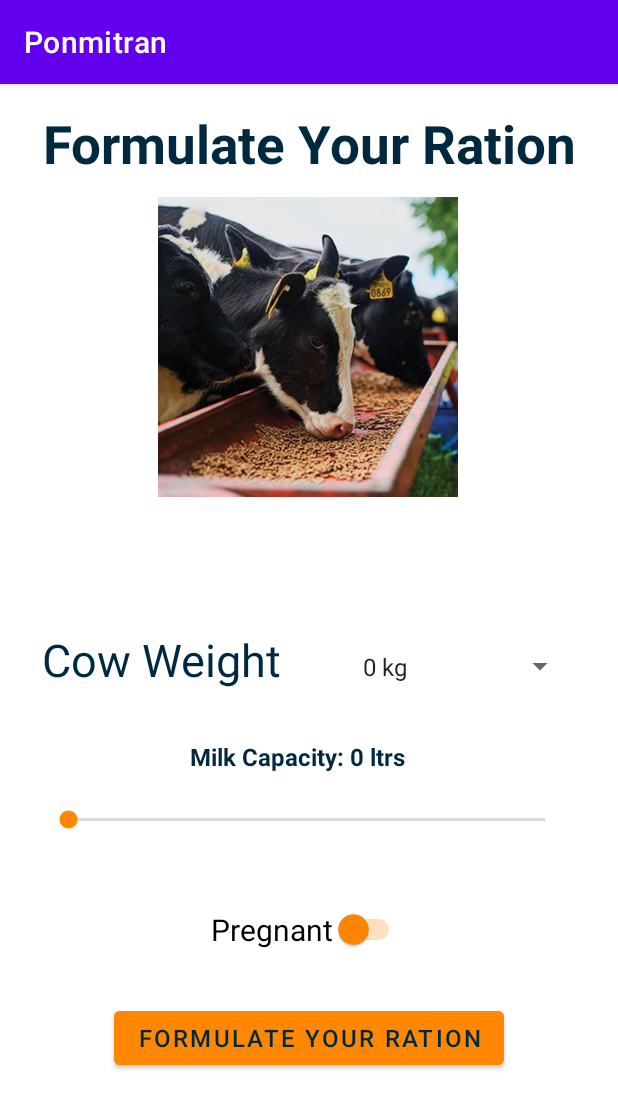
After one commit to Robinbinu/Ponmitran-app, an Android app: the Formulate screen opened directly, with no data from a screen before it, on a phone screen of 412 x 824 dp. The commit adds this screen. Shown: the top 1109 px of the screen. Run offline under Robolectric (Android 15) with nearby library versions, the phone set to English and light mode, and no system bars.

Commit message:
updated page and formulate

```diff
--- a/app/src/main/AndroidManifest.xml
+++ b/app/src/main/AndroidManifest.xml
@@ -11,6 +11,9 @@
         android:supportsRtl="true"
         android:theme="@style/Theme.Ponmitran"
         tools:targetApi="31">
+        <activity
+            android:name=".Formulate"
+            android:exported="false" />
         <activity
             android:name=".menu2"
             android:exported="false" />
--- /dev/null
+++ b/app/src/main/java/com/example/ponmitran/Formulate.java
@@ -0,0 +1,78 @@
+package com.example.ponmitran;
+
+import androidx.appcompat.app.AppCompatActivity;
+
+import android.os.Bundle;
+import android.widget.SeekBar;
+import android.widget.TextView;
+import android.widget.ArrayAdapter;
+import android.widget.Spinner;
+import android.view.View;
+import android.widget.Button;
+import android.widget.Toast;
+import androidx.appcompat.app.AppCompatActivity;
+
+public class Formulate extends AppCompatActivity {
+
+
+
+    private SeekBar seekBar;
+    private Spinner weightSpinner;
+    private TextView capacityTextView;
+    private Button button;
+
+    @Override
+    protected void onCreate(Bundle savedInstanceState) {
+        super.onCreate(savedInstanceState);
+        setContentView(R.layout.activity_formulate);
+
+
+        button = findViewById(R.id.button);
+        button.setOnClickListener(new View.OnClickListener() {
+            @Override
+            public void onClick(View v) {
+                Toast.makeText(Formulate.this, "Loading...", Toast.LENGTH_SHORT).show();
+                // Perform additional actions or tasks here
+            }
+        });
+
+        weightSpinner = findViewById(R.id.weightSpinner);
+
+        // Create an array of weight options from 0 to 600 kg
+        String[] weightOptions = new String[601];
+        for (int i = 0; i <= 600; i++) {
+            weightOptions[i] = String.valueOf(i) + " kg";
+        }
+
+        // Create an ArrayAdapter and set it as the Spinner's adapter
+        ArrayAdapter<String> adapter = new ArrayAdapter<>(this, android.R.layout.simple_spinner_item, weightOptions);
+        adapter.setDropDownViewResource(android.R.layout.simple_spinner_dropdown_item);
+        weightSpinner.setAdapter(adapter);
+
+        seekBar = findViewById(R.id.seekBar);
+        capacityTextView = findViewById(R.id.capacityTextView);
+
+        seekBar.setMax(5); // Set the maximum value of the SeekBar
+
+        seekBar.setOnSeekBarChangeListener(new SeekBar.OnSeekBarChangeListener() {
+            @Override
+            public void onProgressChanged(SeekBar seekBar, int progress, boolean fromUser) {
+                int selectedCapacity = progress * 4; // Calculate the selected capacity
+                capacityTextView.setText("Milk Capacity: " + selectedCapacity + " ltrs");
+            }
+
+            @Override
+            public void onStartTrackingTouch(SeekBar seekBar) {
+                // Empty method body
+            }
+
+            @Override
+            public void onStopTrackingTouch(SeekBar seekBar) {
+                // Empty method body
+            }
+        });
+        weightSpinner.setPrompt("Select weight");
+    }
+
+
+}
--- a/app/src/main/java/com/example/ponmitran/MainActivity.java
+++ b/app/src/main/java/com/example/ponmitran/MainActivity.java
@@ -15,7 +15,7 @@ public class MainActivity extends AppCompatActivity {
         login = findViewById(R.id.login);
 
         login.setOnClickListener(view -> {
-            Intent i = new Intent(MainActivity.this,menu1.class);
+            Intent i = new Intent(MainActivity.this, menu2.class);
             startActivity(i);
 
         });
--- a/app/src/main/java/com/example/ponmitran/menu1.java
+++ b/app/src/main/java/com/example/ponmitran/menu1.java
@@ -20,5 +20,11 @@ public class menu1 extends AppCompatActivity {
             startActivity(i);
         });
 
+        ImageButton fyr = findViewById(R.id.fyr_button);
+        fyr.setOnClickListener(view -> {
+            Intent i = new Intent(getApplicationContext(),Formulate.class);
+            startActivity(i);
+        });
+
     }
 }
--- a/app/src/main/java/com/example/ponmitran/menu2.java
+++ b/app/src/main/java/com/example/ponmitran/menu2.java
@@ -2,6 +2,7 @@ package com.example.ponmitran;
 
 import androidx.appcompat.app.AppCompatActivity;
 
+import android.content.Intent;
 import android.media.MediaPlayer;
 import android.os.Bundle;
 import android.widget.ImageButton;
@@ -27,6 +28,9 @@ public class menu2 extends AppCompatActivity {
 
         cow.setOnClickListener(view -> {
             cowmp.start();
+            Intent i = new Intent(getApplicationContext(), menu1.class);
+            startActivity(i);
+
         });
         buffalo.setOnClickListener(view -> {
             bufmp.start();
--- /dev/null
+++ b/app/src/main/res/layout/activity_formulate.xml
@@ -0,0 +1,116 @@
+<?xml version="1.0" encoding="utf-8"?>
+<androidx.constraintlayout.widget.ConstraintLayout xmlns:android="http://schemas.android.com/apk/res/android"
+    xmlns:app="http://schemas.android.com/apk/res-auto"
+    xmlns:tools="http://schemas.android.com/tools"
+    android:layout_width="match_parent"
+    android:layout_height="match_parent"
+    tools:context=".Formulate">
+
+    <Button
+        android:id="@+id/button"
+        android:layout_width="wrap_content"
+        android:layout_height="wrap_content"
+        android:layout_marginBottom="108dp"
+        android:backgroundTint="@color/orange"
+        android:text="Formulate Your Ration"
+        android:textColor="@color/textc"
+        android:textSize="16dp"
+        app:layout_constraintBottom_toBottomOf="parent"
+        app:layout_constraintEnd_toEndOf="parent"
+        app:layout_constraintStart_toStartOf="parent" />
+
+    <ImageView
+        android:id="@+id/imageView2"
+        android:layout_width="200dp"
+        android:layout_height="200dp"
+        android:layout_marginTop="12dp"
+        app:layout_constraintEnd_toEndOf="parent"
+        app:layout_constraintHorizontal_bias="0.497"
+        app:layout_constraintStart_toStartOf="parent"
+        app:layout_constraintTop_toBottomOf="@+id/textView1"
+        app:srcCompat="@drawable/formulate1" />
+
+    <TextView
+        android:id="@+id/textView1"
+        android:layout_width="wrap_content"
+        android:layout_height="wrap_content"
+        android:layout_marginTop="16dp"
+        android:text="Formulate Your Ration"
+        android:textColor="@color/textc"
+        android:textSize="35dp"
+        android:textStyle="bold"
+        app:layout_constraintEnd_toEndOf="parent"
+        app:layout_constraintStart_toStartOf="parent"
+        app:layout_constraintTop_toTopOf="parent"
+        tools:text="Formulate Your Ration" />
+
+    <Switch
+        android:id="@+id/switch1"
+        android:layout_width="wrap_content"
+        android:layout_height="wrap_content"
+        android:layout_marginBottom="4dp"
+        android:text="Pregnant"
+        android:textSize="20dp"
+        android:thumbTint="@color/orange"
+        android:trackTint="@color/orange"
+        app:layout_constraintBottom_toTopOf="@+id/button"
+        app:layout_constraintEnd_toEndOf="parent"
+        app:layout_constraintHorizontal_bias="0.498"
+        app:layout_constraintStart_toStartOf="parent"
+        app:layout_constraintTop_toBottomOf="@+id/seekBar"
+        app:layout_constraintVertical_bias="0.59"
+        tools:text="Pregnant" />
+
+    <SeekBar
+        android:id="@+id/seekBar"
+        android:layout_width="350dp"
+        android:layout_height="30dp"
+        android:layout_marginTop="16dp"
+        android:max="5"
+        android:outlineAmbientShadowColor="@color/orange"
+        android:progressTint="@color/orange"
+        android:thumbTint="@color/orange"
+        app:layout_constraintEnd_toEndOf="parent"
+        app:layout_constraintHorizontal_bias="0.475"
+        app:layout_constraintStart_toStartOf="parent"
+        app:layout_constraintTop_toBottomOf="@+id/capacityTextView" />
+
+    <TextView
+        android:id="@+id/capacityTextView"
+        android:layout_width="wrap_content"
+        android:layout_height="wrap_content"
+        android:layout_marginTop="24dp"
+        android:text="Milk Capacity: 0 ltrs"
+        android:textColor="@color/textc"
+        android:textSize="16sp"
+        android:textStyle="bold"
+        app:layout_constraintEnd_toEndOf="parent"
+        app:layout_constraintHorizontal_bias="0.472"
+        app:layout_constraintStart_toStartOf="parent"
+        app:layout_constraintTop_toBottomOf="@+id/weightSpinner" />
+
+    <Spinner
+        android:id="@+id/weightSpinner"
+        android:layout_width="150dp"
+        android:layout_height="50dp"
+
+        android:layout_marginTop="88dp"
+        app:layout_constraintEnd_toEndOf="parent"
+        app:layout_constraintHorizontal_bias="0.623"
+        app:layout_constraintStart_toEndOf="@+id/textView3"
+        app:layout_constraintTop_toBottomOf="@+id/imageView2" />
+
+    <TextView
+        android:id="@+id/textView3"
+        android:layout_width="wrap_content"
+        android:layout_height="50dp"
+        android:layout_marginStart="28dp"
+        android:layout_marginTop="88dp"
+        android:text="Cow Weight"
+        android:textColor="@color/textc"
+        android:textSize="30dp"
+        app:layout_constraintStart_toStartOf="parent"
+        app:layout_constraintTop_toBottomOf="@+id/imageView2"
+        tools:text="Cow Weight" />
+
+</androidx.constraintlayout.widget.ConstraintLayout>
--- a/app/src/main/res/values/colors.xml
+++ b/app/src/main/res/values/colors.xml
@@ -7,4 +7,7 @@
     <color name="teal_700">#FF018786</color>
     <color name="black">#FF000000</color>
     <color name="white">#FFFFFFFF</color>
+    <color name="orange">#FF8703</color>
+    <color name="lw">#D9D9D9</color>
+    <color name="textc">#002940</color>
 </resources>
```
Also changed, not shown: app/src/main/res/drawable/formulate1.jpg (added).
